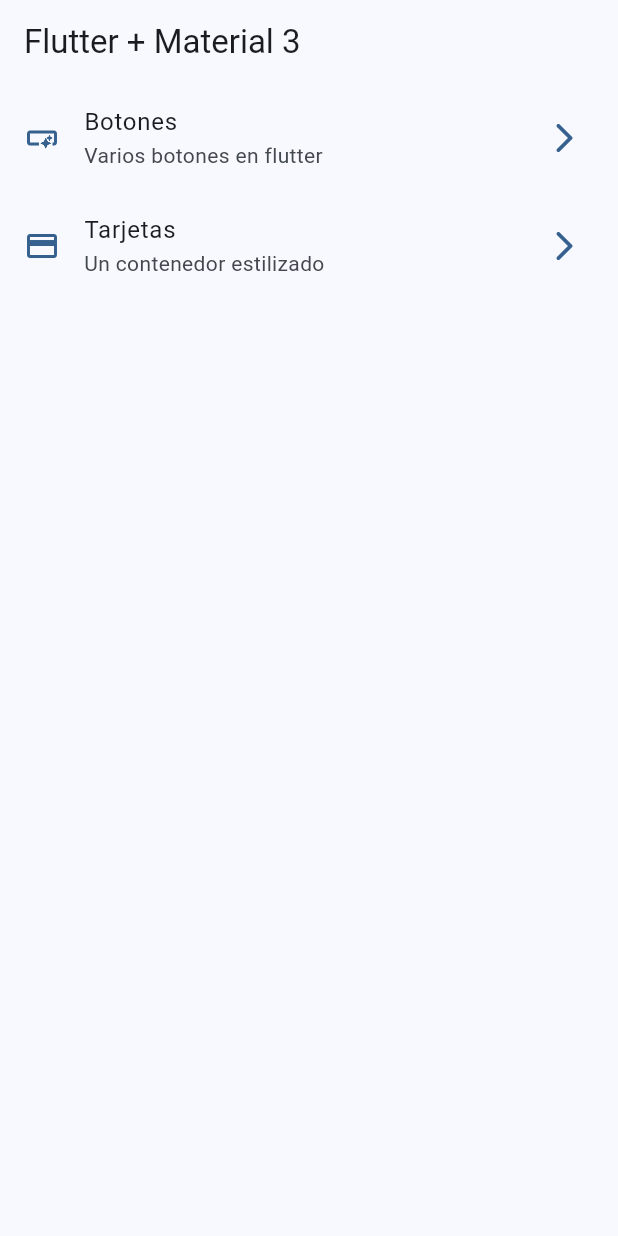
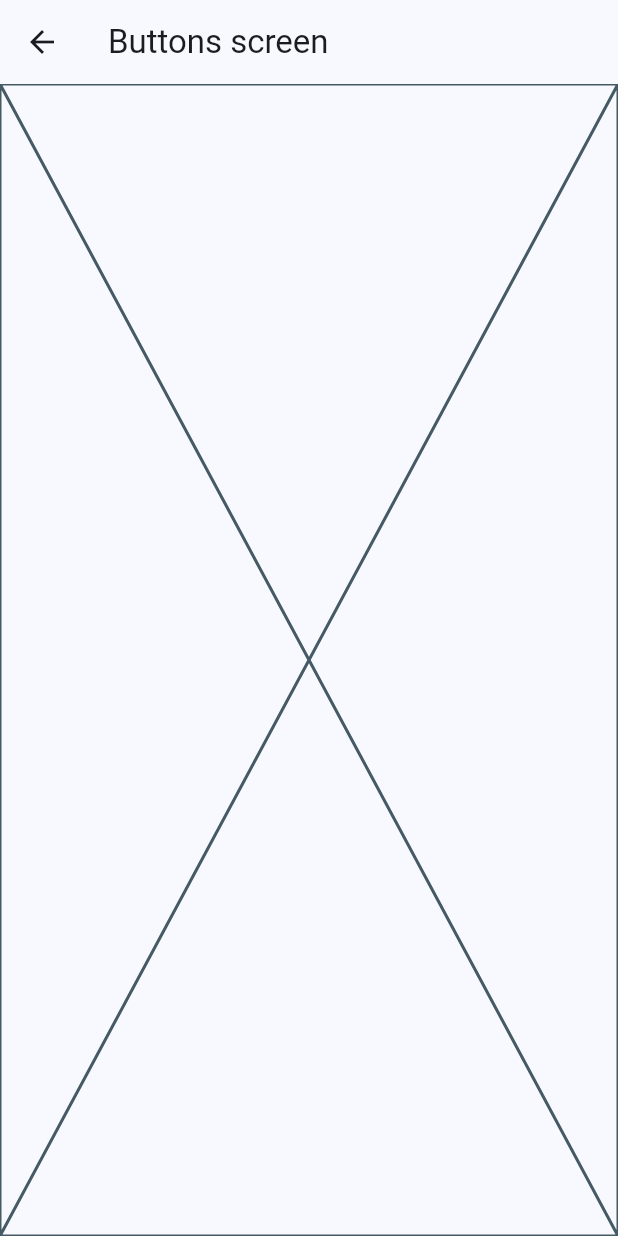
Before and after one commit to OscarOcomatl/widgets_app, a Flutter app: the screen it shows after launch, after a tap on "Botones", on a phone screen of 412 x 824 dp. Run offline on Flutter 3.47's test engine with Material 3 defaults, Android fonts, the phone set to English and light mode, and no system bars.

```diff
--- a/lib/config/menu/menu_items.dart
+++ b/lib/config/menu/menu_items.dart
@@ -26,7 +26,7 @@ const appMenuItems = <MenuItem>[
   MenuItem(
     title: 'Tarjetas',
     subtitle: 'Un contenedor estilizado',
-    link: '/card',
+    link: '/cards',
     icon: Icons.credit_card
   ),
 ];
--- a/lib/main.dart
+++ b/lib/main.dart
@@ -1,5 +1,7 @@
 import 'package:flutter/material.dart';
 import 'package:widgets_app/config/theme/app_theme.dart';
+import 'package:widgets_app/presentation/screens/buttons/buttons_screen.dart';
+import 'package:widgets_app/presentation/screens/cards/cards_screen.dart';
 import 'package:widgets_app/presentation/screens/home/home_screen.dart';
 
 void main() {
@@ -13,8 +15,12 @@ class MainApp extends StatelessWidget {
   Widget build(BuildContext context) {
     return MaterialApp(
       debugShowCheckedModeBanner: false,
+      theme: AppTheme(selectedColor: 1).getTheme(),
       home: const HomeScreen(),
-      theme: AppTheme(selectedColor: 1).getTheme(),
+      routes: {
+        '/buttons' : (context) => const ButtonsScreen(),
+        '/cards'   : (context) => const CardsScreen()
+      },
     );
   }
 }
--- /dev/null
+++ b/lib/presentation/screens/buttons/buttons_screen.dart
@@ -0,0 +1,18 @@
+
+
+import 'package:flutter/material.dart';
+import 'package:flutter/widgets.dart';
+
+class ButtonsScreen extends StatelessWidget {
+  const ButtonsScreen({super.key});
+
+  @override
+  Widget build(BuildContext context) {
+    return Scaffold(
+      appBar: AppBar(
+        title: const Text('Buttons screen'),
+      ),
+      body: const Placeholder(),
+    );
+  }
+}
--- a/lib/presentation/screens/home/home_screen.dart
+++ b/lib/presentation/screens/home/home_screen.dart
@@ -1,5 +1,6 @@
 import 'package:flutter/material.dart';
 import 'package:widgets_app/config/menu/menu_items.dart';
+import 'package:widgets_app/presentation/screens/buttons/buttons_screen.dart';
 
 class HomeScreen extends StatelessWidget {
   const HomeScreen({super.key});
@@ -51,7 +52,12 @@ class _CustomListTile extends StatelessWidget {
       title: Text(menuItem.title),
       subtitle: Text(menuItem.subtitle),
       onTap: (){
-        //TODO: Navegar a otras pantallas
+        // Navigator.of(context).push(
+        //   MaterialPageRoute(
+        //      builder: (context) => const ButtonsScreen(),
+        //   ),
+        // );
+        Navigator.pushNamed(context, menuItem.link);
       },
     );
   }
```
Also changed, not shown: lib/presentation/screens/cards/cards_screen.dart (added, +18 -0 lines).
